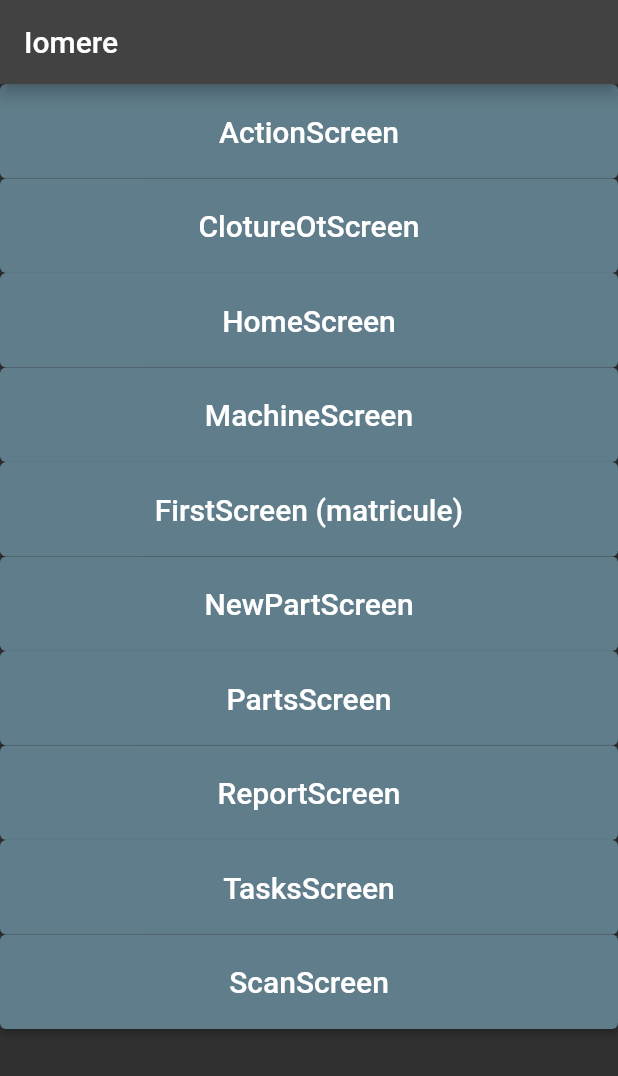
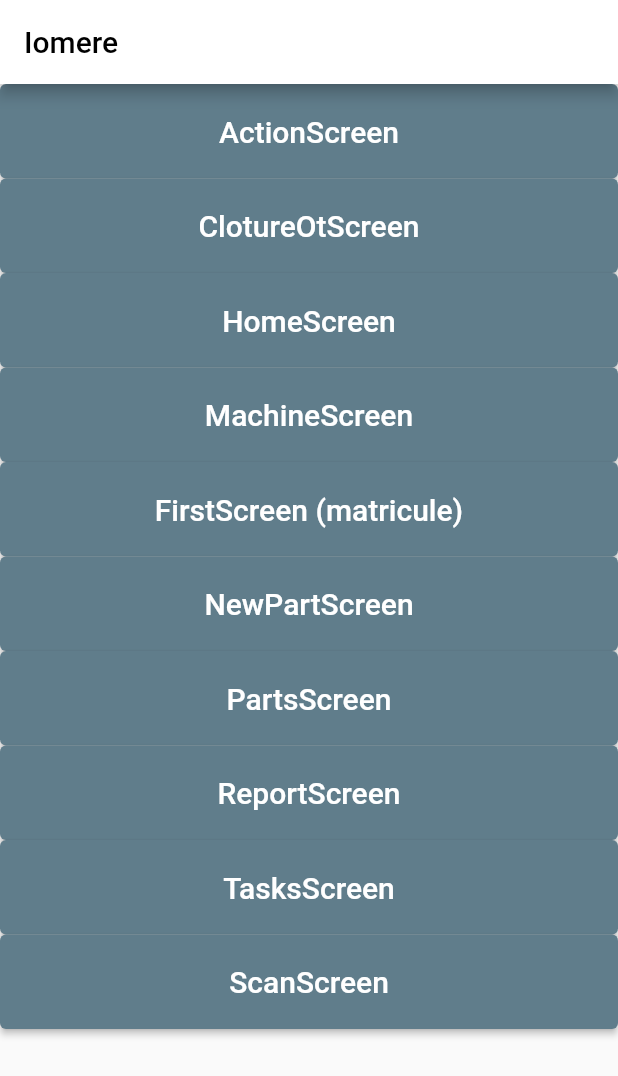
Before and after one commit to RekkasImene/iomer, a Flutter app: the screen it shows after launch, on a phone screen of 412 x 824 dp. Shown: the top 1076 px of the screen. Run offline on Flutter 3.47's test engine with Material 2 defaults, Android fonts, the phone set to English and light mode, and no system bars; our stand-ins replace bloc, drift, equatable, flutter_bloc, get_it, image_picker and 2 more; missing offline and left inert: dart:ffi, scan; accounts and stored records are empty; generated files the repository leaves out were written again.

Commit message:
Theme light & dark in main code

```diff
--- a/lib/main.dart
+++ b/lib/main.dart
@@ -26,7 +26,7 @@ class _MyAppState extends State<MyApp> {
     return MaterialApp(
       debugShowCheckedModeBanner: false,
       title: 'IomereApp',
-      theme: darkTheme(),
+      theme: lightTheme(),
       darkTheme: darkTheme(),
       home: const DebugScreen(),
     );
```
Also changed, not shown: lib/ui/report/components/body_report.dart (+7 -4 lines), lib/models/bdd/iomer_database.g.dart, pubspec.lock.
